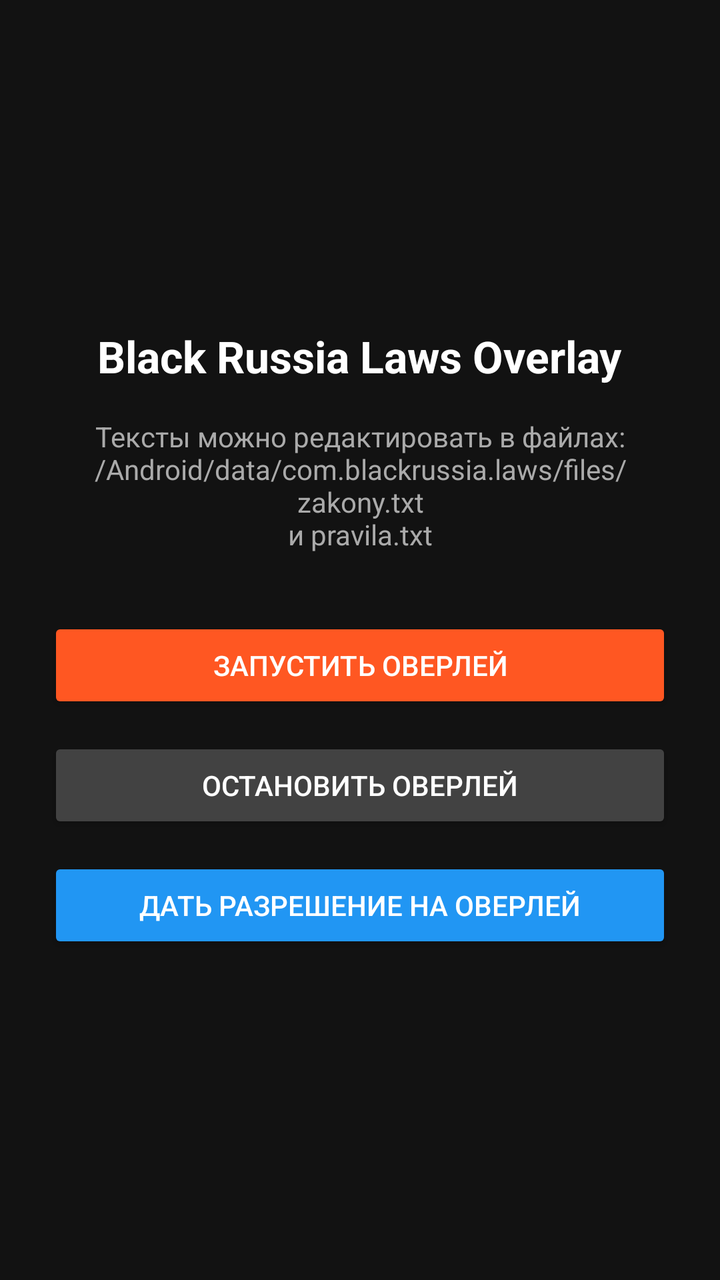
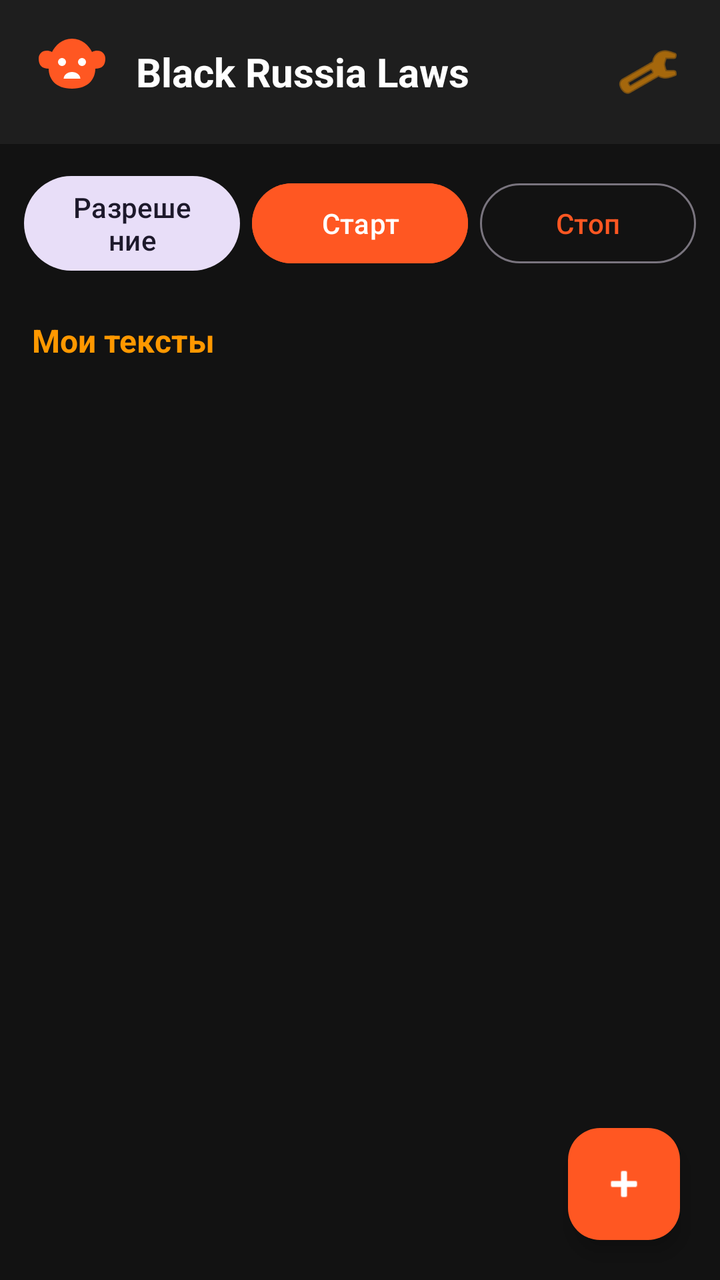

Compare the two renders of this Android layout. The source of the first and the diff that turns it into the second are given below.
<!-- AndroidManifest.xml: activity theme Theme.BlackRussiaLaws -->
<!-- res/layout/activity_main.xml -->
<?xml version="1.0" encoding="utf-8"?>
<LinearLayout xmlns:android="http://schemas.android.com/apk/res/android"
    android:layout_width="match_parent"
    android:layout_height="match_parent"
    android:orientation="vertical"
    android:gravity="center"
    android:padding="24dp"
    android:background="#121212">

    <TextView
        android:layout_width="wrap_content"
        android:layout_height="wrap_content"
        android:text="Black Russia Laws Overlay"
        android:textColor="#FFFFFF"
        android:textSize="22sp"
        android:textStyle="bold"
        android:layout_marginBottom="16dp" />

    <TextView
        android:layout_width="match_parent"
        android:layout_height="wrap_content"
        android:text="@string/edit_hint"
        android:textColor="#AAAAAA"
        android:textSize="14sp"
        android:gravity="center"
        android:layout_marginBottom="32dp" />

    <Button
        android:id="@+id/btnStart"
        android:layout_width="match_parent"
        android:layout_height="wrap_content"
        android:text="@string/start_overlay"
        android:backgroundTint="#FF5722"
        android:textColor="#FFFFFF"
        android:layout_marginBottom="12dp" />

    <Button
        android:id="@+id/btnStop"
        android:layout_width="match_parent"
        android:layout_height="wrap_content"
        android:text="@string/stop_overlay"
        android:backgroundTint="#424242"
        android:textColor="#FFFFFF"
        android:layout_marginBottom="12dp" />

    <Button
        android:id="@+id/btnPermission"
        android:layout_width="match_parent"
        android:layout_height="wrap_content"
        android:text="Дать разрешение на оверлей"
        android:backgroundTint="#2196F3"
        android:textColor="#FFFFFF" />

</LinearLayout>
<!-- resources referenced by this layout -->
<resources>
  <string name="edit_hint">Тексты можно редактировать в файлах:\n/Android/data/com.blackrussia.laws/files/zakony.txt\nи pravila.txt</string>
  <string name="start_overlay">Запустить оверлей</string>
  <string name="stop_overlay">Остановить оверлей</string>
  <style name="Theme.BlackRussiaLaws" parent="Theme.Material3.DayNight.NoActionBar">
          <item name="colorPrimary">#FF5722</item>
          <item name="colorPrimaryVariant">#E64A19</item>
          <item name="colorOnPrimary">#FFFFFF</item>
          <item name="android:statusBarColor">#000000</item>
      </style>
</resources>

<!-- the commit's change to res/layout/activity_main.xml (unified diff, before → after) -->
@@ -1,54 +1,115 @@
 <?xml version="1.0" encoding="utf-8"?>
-<LinearLayout xmlns:android="http://schemas.android.com/apk/res/android"
+<androidx.coordinatorlayout.widget.CoordinatorLayout
+    xmlns:android="http://schemas.android.com/apk/res/android"
+    xmlns:app="http://schemas.android.com/apk/res-auto"
+    android:id="@+id/root"
     android:layout_width="match_parent"
     android:layout_height="match_parent"
-    android:orientation="vertical"
-    android:gravity="center"
-    android:padding="24dp"
     android:background="#121212">
 
-    <TextView
+    <LinearLayout
+        android:layout_width="match_parent"
+        android:layout_height="match_parent"
+        android:orientation="vertical">
+
+        <LinearLayout
+            android:layout_width="match_parent"
+            android:layout_height="wrap_content"
+            android:orientation="horizontal"
+            android:padding="16dp"
+            android:gravity="center_vertical"
+            android:background="#1E1E1E">
+
+            <ImageView
+                android:layout_width="40dp"
+                android:layout_height="40dp"
+                android:src="@drawable/ic_bear"
+                android:contentDescription="Logo" />
+
+            <TextView
+                android:layout_width="0dp"
+                android:layout_height="wrap_content"
+                android:layout_weight="1"
+                android:text="Black Russia Laws"
+                android:textColor="#FFFFFF"
+                android:textSize="20sp"
+                android:textStyle="bold"
+                android:layout_marginStart="12dp" />
+
+            <ImageButton
+                android:id="@+id/btnTheme"
+                android:layout_width="40dp"
+                android:layout_height="40dp"
+                android:src="@android:drawable/ic_menu_preferences"
+                android:background="?attr/selectableItemBackgroundBorderless"
+                android:contentDescription="Тема"
+                app:tint="#FF9800" />
+        </LinearLayout>
+
+        <LinearLayout
+            android:layout_width="match_parent"
+            android:layout_height="wrap_content"
+            android:orientation="horizontal"
+            android:padding="12dp"
+            android:gravity="center">
+
+            <com.google.android.material.button.MaterialButton
+                android:id="@+id/btnPermission"
+                style="@style/Widget.Material3.Button.TonalButton"
+                android:layout_width="0dp"
+                android:layout_height="wrap_content"
+                android:layout_weight="1"
+                android:text="Разрешение"
+                android:layout_marginEnd="6dp" />
+
+            <com.google.android.material.button.MaterialButton
+                android:id="@+id/btnStart"
+                android:layout_width="0dp"
+                android:layout_height="wrap_content"
+                android:layout_weight="1"
+                android:text="Старт"
+                android:backgroundTint="#FF5722"
+                android:layout_marginEnd="6dp" />
+
+            <com.google.android.material.button.MaterialButton
+                android:id="@+id/btnStop"
+                style="@style/Widget.Material3.Button.OutlinedButton"
+                android:layout_width="0dp"
+                android:layout_height="wrap_content"
+                android:layout_weight="1"
+                android:text="Стоп" />
+        </LinearLayout>
+
+        <TextView
+            android:layout_width="match_parent"
+            android:layout_height="wrap_content"
+            android:text="Мои тексты"
+            android:textColor="#FF9800"
+            android:textSize="16sp"
+            android:textStyle="bold"
+            android:paddingHorizontal="16dp"
+            android:paddingTop="8dp"
+            android:paddingBottom="4dp" />
+
+        <androidx.recyclerview.widget.RecyclerView
+            android:id="@+id/recyclerNotes"
+            android:layout_width="match_parent"
+            android:layout_height="0dp"
+            android:layout_weight="1"
+            android:padding="8dp"
+            android:clipToPadding="false" />
+
+    </LinearLayout>
+
+    <com.google.android.material.floatingactionbutton.FloatingActionButton
+        android:id="@+id/fabAdd"
         android:layout_width="wrap_content"
         android:layout_height="wrap_content"
-        android:text="Black Russia Laws Overlay"
-        android:textColor="#FFFFFF"
-        android:textSize="22sp"
-        android:textStyle="bold"
-        android:layout_marginBottom="16dp" />
+        android:layout_gravity="bottom|end"
+        android:layout_margin="20dp"
+        android:src="@android:drawable/ic_input_add"
+        app:backgroundTint="#FF5722"
+        app:tint="#FFFFFF"
+        android:contentDescription="Добавить текст" />
 
-    <TextView
-        android:layout_width="match_parent"
-        android:layout_height="wrap_content"
-        android:text="@string/edit_hint"
-        android:textColor="#AAAAAA"
-        android:textSize="14sp"
-        android:gravity="center"
-        android:layout_marginBottom="32dp" />
-
-    <Button
-        android:id="@+id/btnStart"
-        android:layout_width="match_parent"
-        android:layout_height="wrap_content"
-        android:text="@string/start_overlay"
-        android:backgroundTint="#FF5722"
-        android:textColor="#FFFFFF"
-        android:layout_marginBottom="12dp" />
-
-    <Button
-        android:id="@+id/btnStop"
-        android:layout_width="match_parent"
-        android:layout_height="wrap_content"
-        android:text="@string/stop_overlay"
-        android:backgroundTint="#424242"
-        android:textColor="#FFFFFF"
-        android:layout_marginBottom="12dp" />
-
-    <Button
-        android:id="@+id/btnPermission"
-        android:layout_width="match_parent"
-        android:layout_height="wrap_content"
-        android:text="Дать разрешение на оверлей"
-        android:backgroundTint="#2196F3"
-        android:textColor="#FFFFFF" />
-
-</LinearLayout>
+</androidx.coordinatorlayout.widget.CoordinatorLayout>
<!-- resource entries referenced after the edit -->
@@ -1,8 +1,26 @@
 <!-- resources referenced by this layout -->
 <resources>
-  <string name="edit_hint">Тексты можно редактировать в файлах:\n/Android/data/com.blackrussia.laws/files/zakony.txt\nи pravila.txt</string>
-  <string name="start_overlay">Запустить оверлей</string>
-  <string name="stop_overlay">Остановить оверлей</string>
+  <!-- drawable ic_bear (drawable) -->
+  <?xml version="1.0" encoding="utf-8"?>
+  <vector xmlns:android="http://schemas.android.com/apk/res/android"
+      android:width="24dp"
+      android:height="24dp"
+      android:viewportWidth="24"
+      android:viewportHeight="24">
+      
+      <path
+          android:fillColor="#FF5722"
+          android:pathData="M12,2C9,2 7,4 6,6C4,5 2,6 2,8C2,10 3,11 5,11C5,14 7,17 12,17C17,17 19,14 19,11C21,11 22,10 22,8C22,6 20,5 18,6C17,4 15,2 12,2Z" />
+      <path
+          android:fillColor="#FFFFFF"
+          android:pathData="M9,9m-1.2,0a1.2,1.2 0,1 1,2.4 0a1.2,1.2 0,1 1,-2.4 0" />
+      <path
+          android:fillColor="#FFFFFF"
+          android:pathData="M15,9m-1.2,0a1.2,1.2 0,1 1,2.4 0a1.2,1.2 0,1 1,-2.4 0" />
+      <path
+          android:fillColor="#FFFFFF"
+          android:pathData="M12,12c-1.5,0 -2.5,1 -2.5,2h5c0,-1 -1,-2 -2.5,-2z" />
+  </vector>
   <style name="Theme.BlackRussiaLaws" parent="Theme.Material3.DayNight.NoActionBar">
           <item name="colorPrimary">#FF5722</item>
           <item name="colorPrimaryVariant">#E64A19</item>
